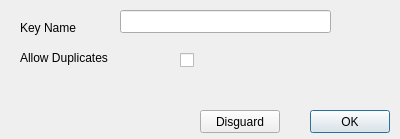
Qt form zcontentutils/zkeydlg.ui (seth-world/zcontent) before a commit.
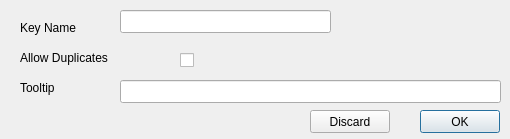
The same form after that commit.

The edit to the form file:
```diff
--- a/zcontentutils/zkeydlg.ui
+++ b/zcontentutils/zkeydlg.ui
@@ -6,7 +6,7 @@
    <rect>
     <x>0</x>
     <y>0</y>
-    <width>400</width>
+    <width>510</width>
     <height>139</height>
    </rect>
   </property>
@@ -65,7 +65,7 @@
   <widget class="QPushButton" name="OKBTn">
    <property name="geometry">
     <rect>
-     <x>310</x>
+     <x>420</x>
      <y>110</y>
      <width>80</width>
      <height>23</height>
@@ -78,14 +78,37 @@
   <widget class="QPushButton" name="DisguardBTn">
    <property name="geometry">
     <rect>
-     <x>200</x>
+     <x>310</x>
      <y>110</y>
      <width>80</width>
      <height>23</height>
     </rect>
    </property>
    <property name="text">
-    <string>Disguard</string>
+    <string>Discard</string>
+   </property>
+  </widget>
+  <widget class="QLineEdit" name="TooltipLEd">
+   <property name="geometry">
+    <rect>
+     <x>120</x>
+     <y>80</y>
+     <width>381</width>
+     <height>23</height>
+    </rect>
+   </property>
+  </widget>
+  <widget class="QLabel" name="label_3">
+   <property name="geometry">
+    <rect>
+     <x>20</x>
+     <y>80</y>
+     <width>91</width>
+     <height>16</height>
+    </rect>
+   </property>
+   <property name="text">
+    <string>Tooltip</string>
    </property>
   </widget>
  </widget>
```
Left out of the diff: 7 changed lines with no effect on the pictures.
